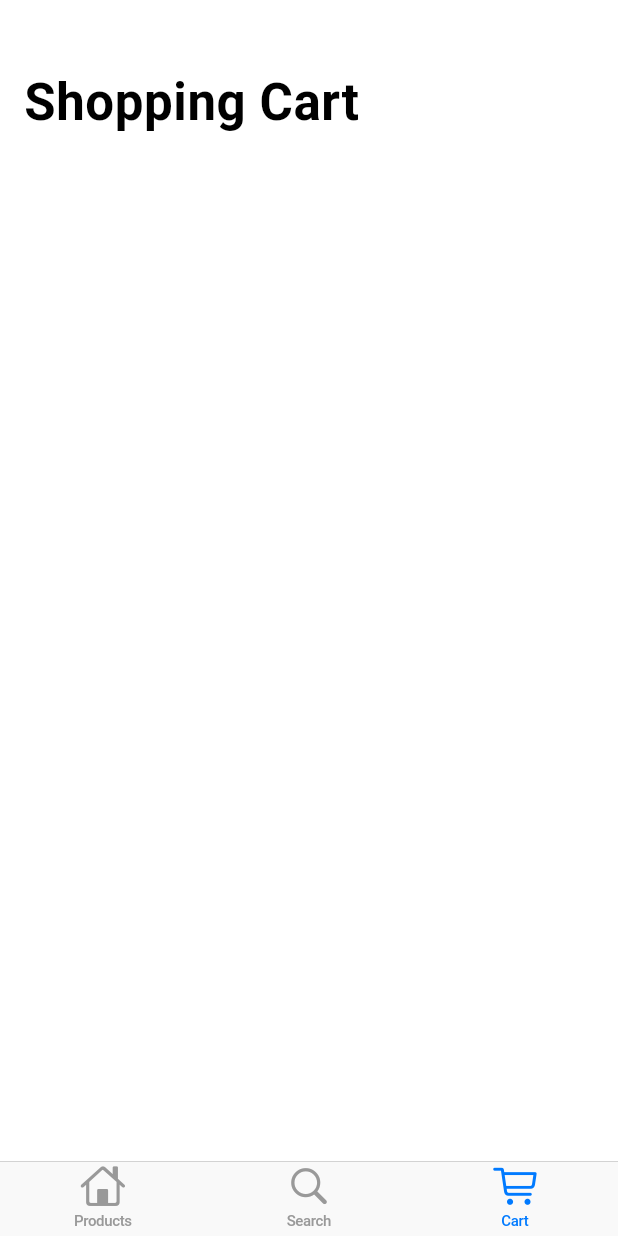
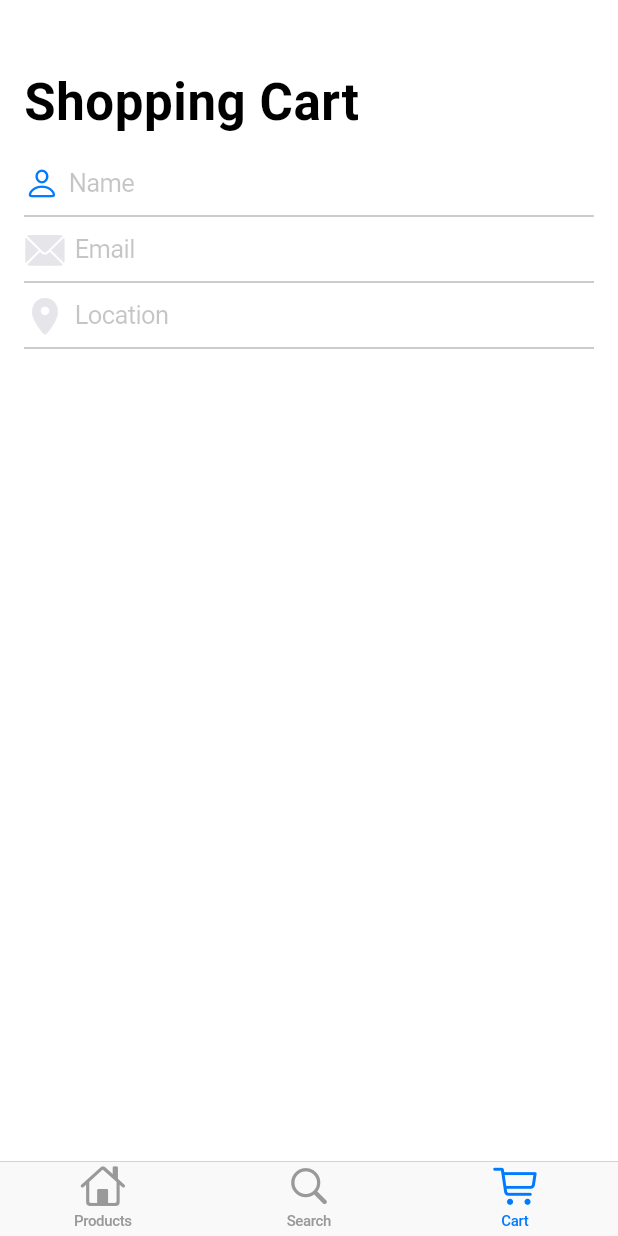
Before and after one commit to luiscib3r/cupertino_store, a Flutter app: the screen it shows after launch, item 3 of the bottom bar chosen, on a phone screen of 412 x 824 dp. Run offline on Flutter 3.47's test engine with Material 2 defaults, Android fonts, the phone set to English and light mode, and no system bars; our stand-ins replace bloc, flutter_bloc, flutter_hooks, freezed_annotation, get_it, go_router and 1 more; generated files the repository leaves out were written again.

Commit message:
Shopping cart tab

```diff
--- a/lib/shopping/shopping.dart
+++ b/lib/shopping/shopping.dart
@@ -1,2 +1,3 @@
 export 'bloc/bloc.dart';
 export 'view/view.dart';
+export 'widget/widget.dart';
--- a/lib/shopping/view/shopping_cart_tab.dart
+++ b/lib/shopping/view/shopping_cart_tab.dart
@@ -1,4 +1,5 @@
 import 'package:cupertino_store/l10n/l10n.dart';
+import 'package:cupertino_store/shopping/shopping.dart';
 import 'package:flutter/cupertino.dart';
 
 class ShoppingCartTab extends StatelessWidget {
@@ -12,7 +13,36 @@ class ShoppingCartTab extends StatelessWidget {
       slivers: [
         CupertinoSliverNavigationBar(
           largeTitle: Text(l10n.shoppingCart),
-        )
+        ),
+        SliverSafeArea(
+          top: false,
+          minimum: const EdgeInsets.only(top: 4),
+          sliver: SliverList(
+            delegate: SliverChildBuilderDelegate(
+              (context, index) {
+                switch (index) {
+                  case 0:
+                    return const Padding(
+                      padding: EdgeInsets.symmetric(horizontal: 16),
+                      child: NameField(),
+                    );
+                  case 1:
+                    return const Padding(
+                      padding: EdgeInsets.symmetric(horizontal: 16),
+                      child: EmailField(),
+                    );
+                  case 2:
+                    return const Padding(
+                      padding: EdgeInsets.symmetric(horizontal: 16),
+                      child: LocationField(),
+                    );
+                }
+
+                return null;
+              },
+            ),
+          ),
+        ),
       ],
     );
   }
--- /dev/null
+++ b/lib/shopping/widget/email_field.dart
@@ -0,0 +1,29 @@
+import 'package:flutter/cupertino.dart';
+
+class EmailField extends StatelessWidget {
+  const EmailField({Key? key}) : super(key: key);
+
+  @override
+  Widget build(BuildContext context) {
+    return const CupertinoTextField(
+      prefix: Icon(
+        CupertinoIcons.mail_solid,
+        color: CupertinoColors.lightBackgroundGray,
+        size: 28,
+      ),
+      padding: EdgeInsets.symmetric(horizontal: 6, vertical: 12),
+      clearButtonMode: OverlayVisibilityMode.editing,
+      keyboardType: TextInputType.emailAddress,
+      autocorrect: false,
+      decoration: BoxDecoration(
+        border: Border(
+          bottom: BorderSide(
+            width: 0,
+            color: CupertinoColors.inactiveGray,
+          ),
+        ),
+      ),
+      placeholder: 'Email',
+    );
+  }
+}
--- /dev/null
+++ b/lib/shopping/widget/location_field.dart
@@ -0,0 +1,28 @@
+import 'package:flutter/cupertino.dart';
+
+class LocationField extends StatelessWidget {
+  const LocationField({Key? key}) : super(key: key);
+
+  @override
+  Widget build(BuildContext context) {
+    return const CupertinoTextField(
+      prefix: Icon(
+        CupertinoIcons.location_solid,
+        color: CupertinoColors.lightBackgroundGray,
+        size: 28,
+      ),
+      padding: EdgeInsets.symmetric(horizontal: 6, vertical: 12),
+      clearButtonMode: OverlayVisibilityMode.editing,
+      textCapitalization: TextCapitalization.words,
+      decoration: BoxDecoration(
+        border: Border(
+          bottom: BorderSide(
+            width: 0,
+            color: CupertinoColors.inactiveGray,
+          ),
+        ),
+      ),
+      placeholder: 'Location',
+    );
+  }
+}
--- /dev/null
+++ b/lib/shopping/widget/name_field.dart
@@ -0,0 +1,27 @@
+import 'package:flutter/cupertino.dart';
+
+class NameField extends StatelessWidget {
+  const NameField({Key? key}) : super(key: key);
+
+  @override
+  Widget build(BuildContext context) {
+    return const CupertinoTextField(
+      prefix: Icon(
+        CupertinoIcons.person,
+      ),
+      padding: EdgeInsets.symmetric(horizontal: 6, vertical: 12),
+      clearButtonMode: OverlayVisibilityMode.editing,
+      textCapitalization: TextCapitalization.words,
+      autocorrect: false,
+      decoration: BoxDecoration(
+        border: Border(
+          bottom: BorderSide(
+            width: 0,
+            color: CupertinoColors.inactiveGray,
+          ),
+        ),
+      ),
+      placeholder: 'Name',
+    );
+  }
+}
--- /dev/null
+++ b/lib/shopping/widget/widget.dart
@@ -0,0 +1,3 @@
+export 'email_field.dart';
+export 'location_field.dart';
+export 'name_field.dart';
```
